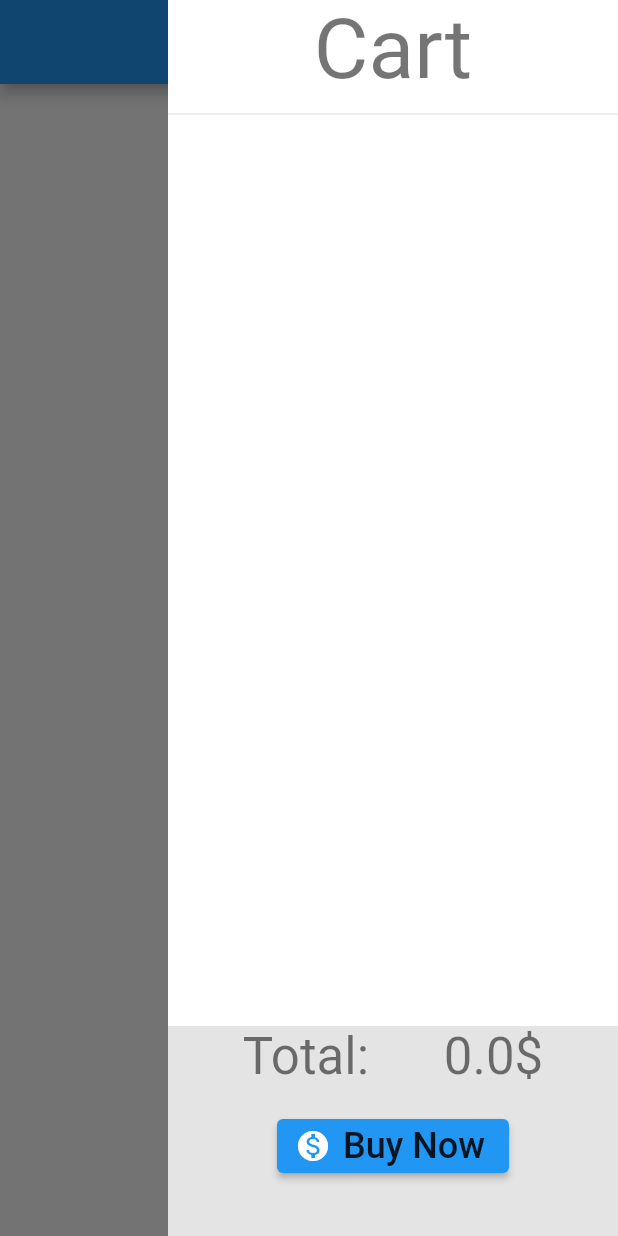
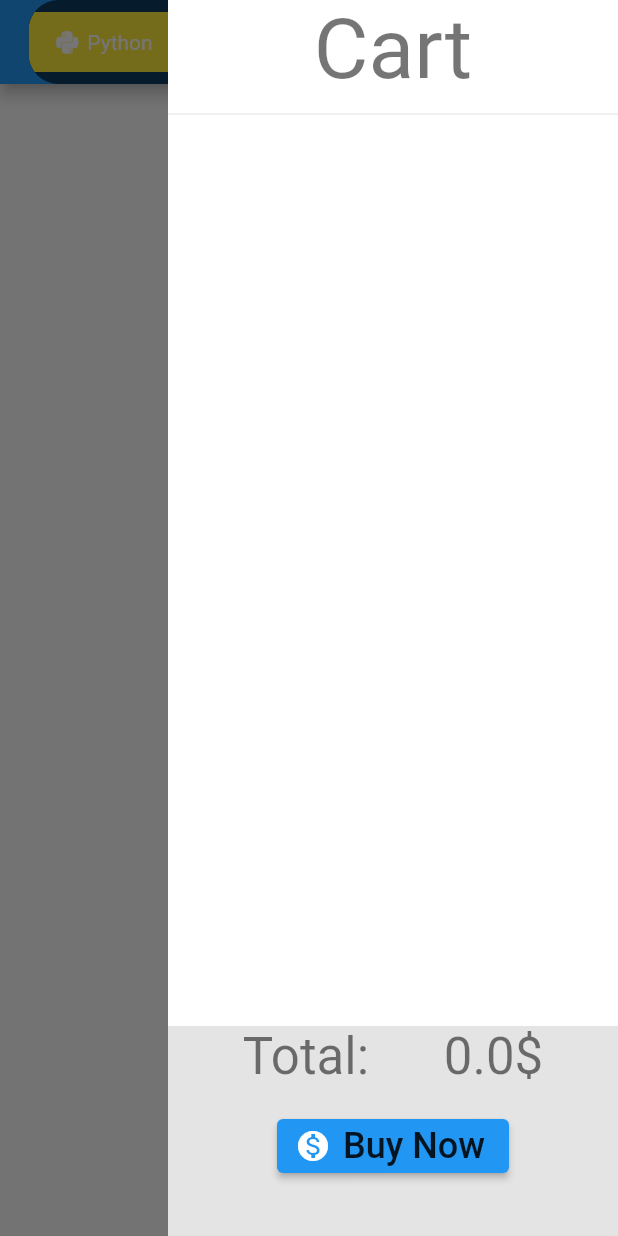
Before and after one commit to hajajmaor/e_commerce_website, a Flutter app: the screen it shows after launch, with the side drawer open, on a phone screen of 412 x 824 dp. Run offline on Flutter 3.47's test engine with Material 2 defaults, Android fonts, the light colour scheme and no system bars; drawn by our look-alikes of toggle_switch; our stand-ins replace cached_network_image, flutter_riverpod, font_awesome_flutter; missing offline and left inert: regexpattern; network calls fail.

Commit message:
change reader to ref from init; add toggle switch widget; fix regex not found; remove comments; rename functions; add route to node app

```diff
--- a/e_comm_front/lib/main.dart
+++ b/e_comm_front/lib/main.dart
@@ -16,10 +16,10 @@ void main() {
 }
 
 final cartProvider = ChangeNotifierProvider(
-  (ref) => CartProvider(),
+  (ref) => CartProvider(ref.read),
 );
 final productsProvider = ChangeNotifierProvider(
-  (ref) => ProductsProvider(),
+  (ref) => ProductsProvider(ref.read),
 );
 final serverProvider = ChangeNotifierProvider((ref) => ServerProvider());
 
--- a/e_comm_front/lib/providers/products_provider.dart
+++ b/e_comm_front/lib/providers/products_provider.dart
@@ -1,17 +1,16 @@
 import 'dart:convert';
 
 import 'package:e_comm_front/main.dart';
-import 'package:e_comm_front/providers/server_provider.dart';
 import 'package:flutter/foundation.dart';
 import 'package:flutter_riverpod/flutter_riverpod.dart';
 import 'package:http/http.dart' as http;
 import 'package:e_comm_front/models/product_model.dart';
 
 class ProductsProvider extends ChangeNotifier {
-  late Reader _reader;
+  final Reader _reader;
 
   final List<ProductModel> _products = [];
-  ProductsProvider() {
+  ProductsProvider(this._reader) {
     _getData();
   }
 
--- a/e_comm_front/lib/providers/server_provider.dart
+++ b/e_comm_front/lib/providers/server_provider.dart
@@ -3,7 +3,7 @@ import 'package:flutter/foundation.dart';
 enum UseServer { usePython, useNode }
 const dServerName = 'localhost';
 const dPythonServerPort = 5000;
-const dNodeServerPort = 300;
+const dNodeServerPort = 3000;
 
 class ServerProvider extends ChangeNotifier {
   UseServer _server = UseServer.usePython;
@@ -21,5 +21,6 @@ class ServerProvider extends ChangeNotifier {
     notifyListeners();
   }
 
+  UseServer get getHostType => _server;
   Uri get getUri => _serverUrl;
 }
--- a/e_comm_front/lib/view/app_bar.dart
+++ b/e_comm_front/lib/view/app_bar.dart
@@ -3,6 +3,8 @@ import 'package:flutter/material.dart';
 import 'package:e_comm_front/pages/admin.dart' show AdminPage;
 import 'package:e_comm_front/pages/home.dart' show HomePage;
 import 'package:e_comm_front/view/cart_icon.dart' show CartIcon;
+
+import 'toggle_backend.dart' show ToggleBackend;
 
 Tooltip _buildNavBarBtn({
   required BuildContext context,
@@ -32,6 +34,7 @@ AppBar getAppBar(
     AppBar(
       leading: CartIcon(),
       actions: [
+        const ToggleBackend(),
         _buildNavBarBtn(
           context: context,
           name: 'Home',
--- /dev/null
+++ b/e_comm_front/lib/view/toggle_backend.dart
@@ -0,0 +1,37 @@
+import 'package:flutter/material.dart';
+import 'package:flutter_riverpod/flutter_riverpod.dart';
+import 'package:font_awesome_flutter/font_awesome_flutter.dart';
+import 'package:toggle_switch/toggle_switch.dart';
+
+import 'package:e_comm_front/main.dart' show serverProvider;
+import 'package:e_comm_front/providers/server_provider.dart' show UseServer;
+
+class ToggleBackend extends ConsumerWidget {
+  const ToggleBackend({
+    Key? key,
+  }) : super(key: key);
+
+  @override
+  Widget build(BuildContext context, ScopedReader watch) {
+    final _serverProvider = watch(serverProvider);
+    return ToggleSwitch(
+      activeBgColors: [Colors.yellow, Colors.lime],
+      minWidth: 100.0,
+      initialLabelIndex:
+          _serverProvider.getHostType == UseServer.usePython ? 0 : 1,
+      cornerRadius: 20.0,
+      labels: const ['Python', 'NodeJs'],
+      icons: [
+        FontAwesomeIcons.python,
+        FontAwesomeIcons.nodeJs,
+      ],
+      onToggle: (index) {
+        if (index == 0) {
+          _serverProvider.changeToPythonServer();
+        } else {
+          _serverProvider.changeToNodeServer();
+        }
+      },
+    );
+  }
+}
```
Also changed, not shown: e_comm_front/lib/providers/cart_provider.dart (+4 -3 lines), e_comm_front/pubspec.yaml (+5 -4 lines), e_comm_front/pubspec.lock, 7 other files.
